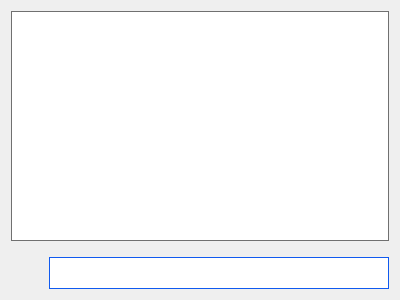
Old version of the form src/qt/veil/forms/settingsadvanceconsole.ui in the repository Veil-Project/veil.
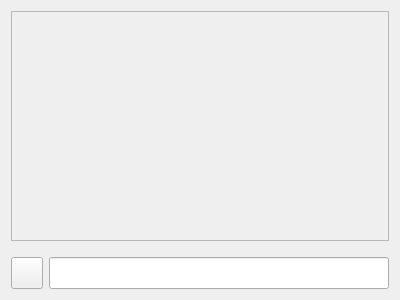
New version of the form. Icons and pictures are not drawn.

```diff
--- a/src/qt/veil/forms/settingsadvanceconsole.ui
+++ b/src/qt/veil/forms/settingsadvanceconsole.ui
@@ -22,10 +22,6 @@
        <verstretch>0</verstretch>
       </sizepolicy>
      </property>
-     <property name="styleSheet">
-      <string notr="true">background-color:#FFFFFF;
-border:1px solid #707070;</string>
-     </property>
      <property name="frameShape">
       <enum>QFrame::StyledPanel</enum>
      </property>
@@ -66,15 +62,6 @@
          <height>32</height>
         </size>
        </property>
-       <property name="styleSheet">
-        <string notr="true">#btnArrow {
-background-color:transparent;
-border:0;
-background-image: url(&quot;:/icons/ic-arrow-right&quot;) ;
-background-repeat:no-repeat;
-background-position:center;
-}</string>
-       </property>
        <property name="text">
         <string/>
        </property>
@@ -88,12 +75,6 @@
          <height>46</height>
         </size>
        </property>
-       <property name="styleSheet">
-        <string notr="true">border:1px solid #105aef;
-border-radius:0;
-background:white;
-color:#707070;</string>
-       </property>
       </widget>
      </item>
     </layout>
```
